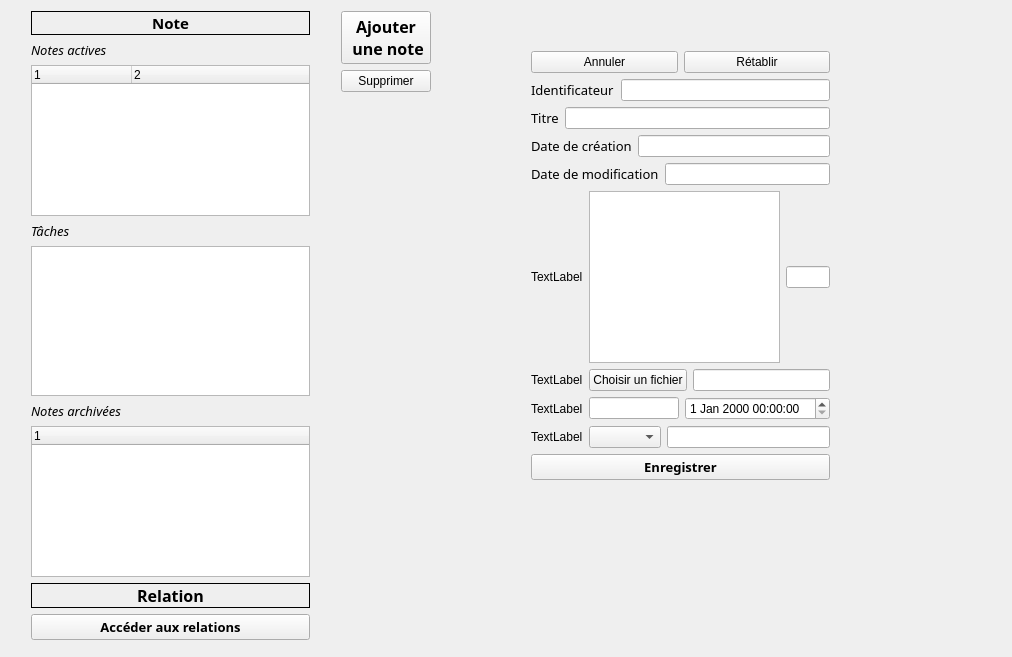
Old version of the form PluriNotes/mainwindow.ui in the repository hugochabs/LO21_plurinotes.
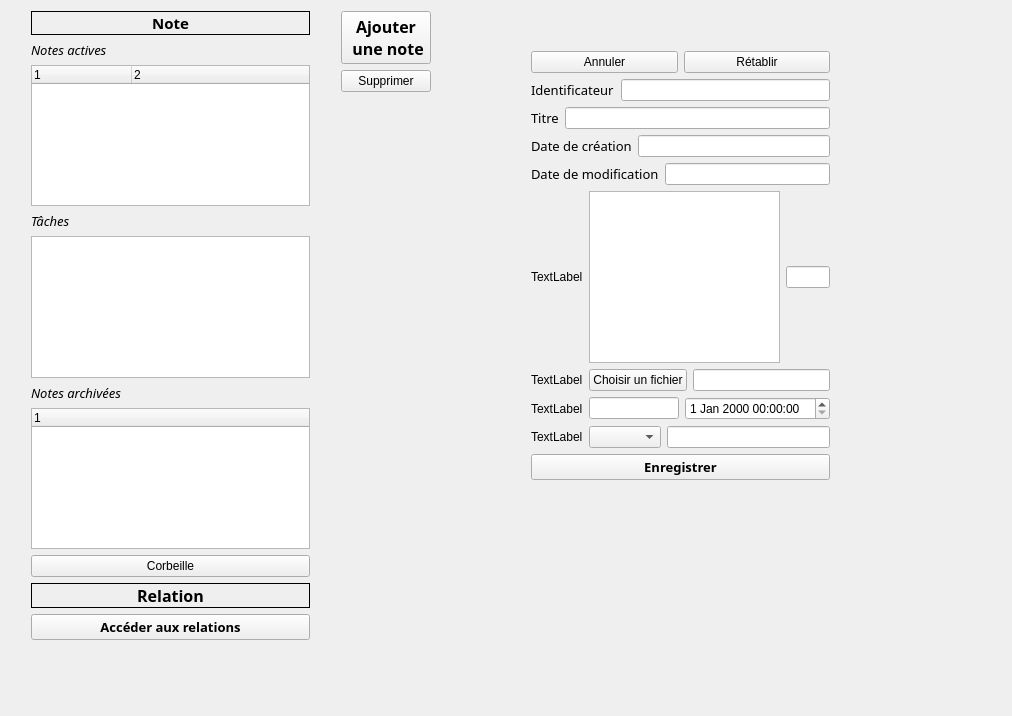
New version of the form.

Commit message: Nouvelle classe 'TrashViewer qui permet de visualiser les notes dans la poubelle

Diff of the .ui file:
```diff
--- a/PluriNotes/mainwindow.ui
+++ b/PluriNotes/mainwindow.ui
@@ -7,7 +7,7 @@
     <x>0</x>
     <y>0</y>
     <width>1012</width>
-    <height>657</height>
+    <height>716</height>
    </rect>
   </property>
   <property name="windowTitle">
@@ -173,6 +173,13 @@
          </column>
         </widget>
        </item>
+       <item>
+        <widget class="QPushButton" name="trashButton">
+         <property name="text">
+          <string>Corbeille</string>
+         </property>
+        </widget>
+       </item>
        <item>
         <layout class="QVBoxLayout" name="verticalLayout_2">
          <item>
```
The commit also changes 7 other files.
